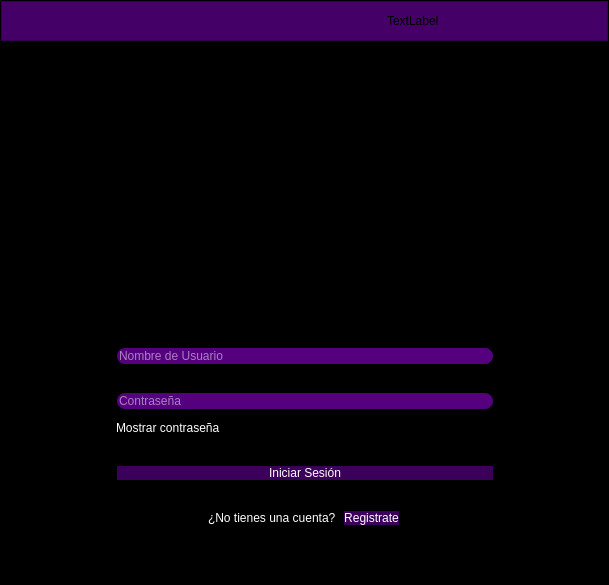
ElMejorGuerreroDeDios/VectraPolinova, file interfaces/Login/login.ui: the form before one commit.
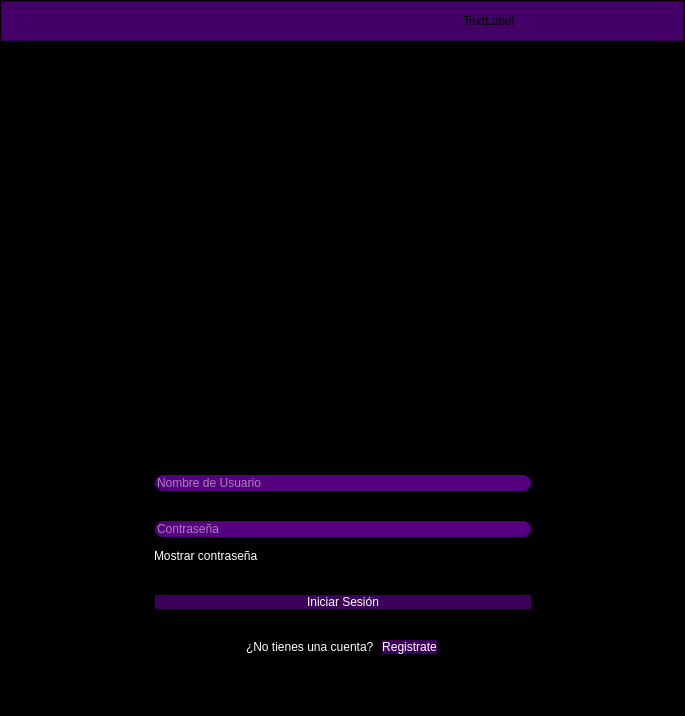
The form after the commit. Icons and pictures are not drawn.

Commit message: Cambios en botones de la UI

Diff of the .ui file:
```diff
--- a/interfaces/Login/login.ui
+++ b/interfaces/Login/login.ui
@@ -6,17 +6,14 @@
    <rect>
     <x>0</x>
     <y>0</y>
-    <width>609</width>
-    <height>585</height>
+    <width>685</width>
+    <height>716</height>
    </rect>
   </property>
   <property name="windowTitle">
    <string>MainWindow</string>
   </property>
   <widget class="QWidget" name="centralwidget">
-   <property name="layoutDirection">
-    <enum>Qt::LeftToRight</enum>
-   </property>
    <property name="styleSheet">
     <string notr="true">background-color: rgb(0, 0, 0);</string>
    </property>
```
Left out of the diff: 16 changed lines with no effect on the pictures. The commit also changes 1 other file.
